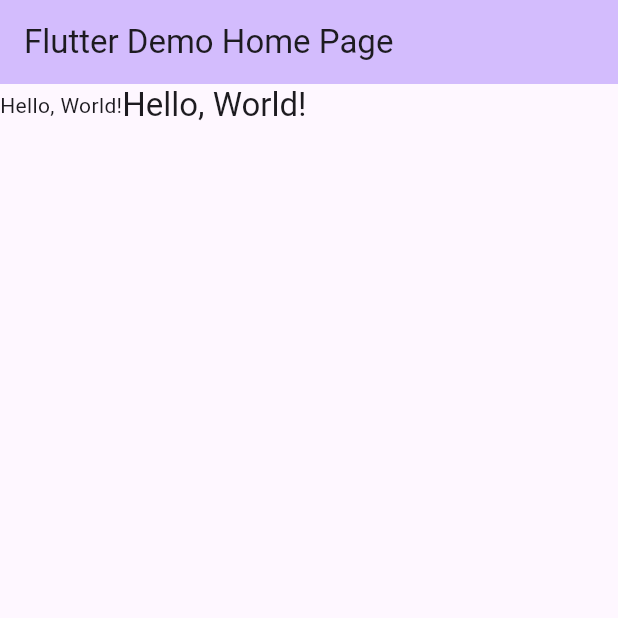
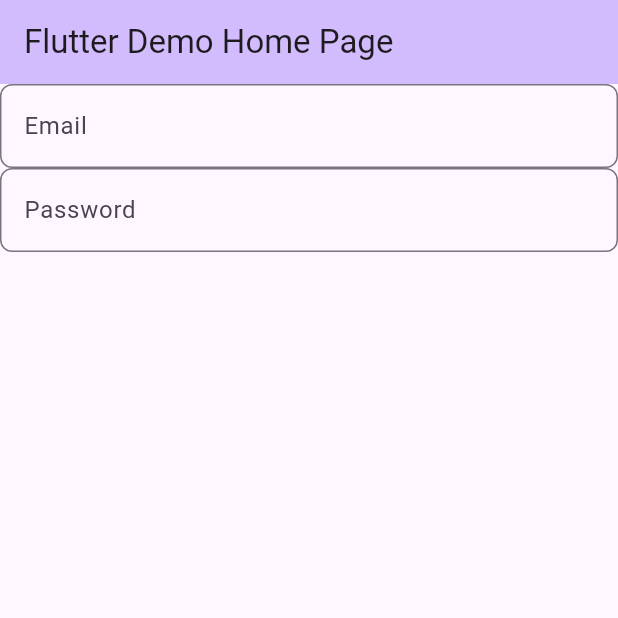
Before and after one commit to tiancris01/CUSTOM_ATOMIC_DESIGN_CO, a Flutter app: the screen it shows after launch, on a phone screen of 412 x 824 dp, the top half of it. Run offline on Flutter 3.47's test engine with Material 3 defaults, Android fonts, the phone set to English and light mode, and no system bars.

Commit message:
feat: Add email and password text fields to sign-in page

````diff
--- a/example/lib/main.dart
+++ b/example/lib/main.dart
@@ -38,13 +38,15 @@ class _MyHomePageState extends State<MyHomePage> {
         backgroundColor: Theme.of(context).colorScheme.inversePrimary,
         title: Text(widget.title),
       ),
-      body: Row(
+      body: const Column(
         children: [
-          MainText(
-            content: 'Hello, World!',
+          TextFieldAtom(
+            hintText: 'Email',
+            keyboardType: TextInputType.emailAddress,
           ),
-          MainText.title(
-            content: 'Hello, World!',
+          TextFieldAtom.password(
+            hintText: 'Password',
+            isPassword: true,
           ),
         ],
       ),
--- a/lib/custom_atomic_design_co.dart
+++ b/lib/custom_atomic_design_co.dart
@@ -2,5 +2,4 @@ library custom_atomic_design_co;
 
 /// A Calculator.
 
-export 'src/atoms/main_button.dart';
-export 'src/atoms/main_text.dart';
+export 'src/features/sing_in/atoms/sing_in_atoms.dart';
--- a/lib/src/atoms/main_button.dart
+++ b/lib/src/features/sing_in/atoms/button_atom.dart
@@ -3,7 +3,7 @@ import 'package:flutter/material.dart';
 /// Customized button with a label and an onPressed callback.
 /// The button can have a border or not.
 /// This is the main button used in the app.
-class MainButton extends StatelessWidget {
+class ButtonAtom extends StatelessWidget {
   /// Constructor for the MainButton. the button has no border.
   /// [label] and [onPressed] are both required.
   /// [label] is the text displayed on the button.
@@ -19,7 +19,7 @@ class MainButton extends StatelessWidget {
   ///  },
   ///),
   /// ```
-  const MainButton({
+  const ButtonAtom({
     super.key,
     required String label,
     required VoidCallback onPressed,
@@ -42,7 +42,7 @@ class MainButton extends StatelessWidget {
   ///  },
   ///),
   /// ```
-  const MainButton.border({
+  const ButtonAtom.border({
     super.key,
     required String label,
     required VoidCallback onPressed,
--- /dev/null
+++ b/lib/src/features/sing_in/atoms/sing_in_atoms.dart
@@ -0,0 +1,3 @@
+export '../atoms/button_atom.dart';
+export '../atoms/text_atom.dart';
+export '../atoms/text_field_atom.dart';
--- a/lib/src/atoms/main_text.dart
+++ b/lib/src/features/sing_in/atoms/text_atom.dart
@@ -1,14 +1,14 @@
 import 'package:flutter/material.dart';
 
 /// MainText is a custom widget that displays text in the app.
-/// use [MainText] for regular text and [MainText.title] for title text.
-class MainText extends StatelessWidget {
+/// use [TextAtom] for regular text and [MainText.title] for title text.
+class TextAtom extends StatelessWidget {
   final String _content;
   final bool _isTitle;
 
-  /// Creates a [MainText] widget.
+  /// Creates a [TextAtom] widget.
   /// [content] is the text to be displayed and is required.
-  /// [MainText] is used for regular text.
+  /// [TextAtom] is used for regular text.
   ///
   /// Example:
   /// ```dart
@@ -16,7 +16,7 @@ class MainText extends StatelessWidget {
   ///   content: 'Hello, World!',
   /// )
   /// ```
-  const MainText({
+  const TextAtom({
     super.key,
     required String content,
   })  : _isTitle = false,
@@ -32,7 +32,7 @@ class MainText extends StatelessWidget {
   ///    content: 'Hello, World!',
   /// )
   /// ```
-  const MainText.title({
+  const TextAtom.title({
     super.key,
     required String content,
   })  : _isTitle = true,
--- /dev/null
+++ b/lib/src/features/sing_in/atoms/text_field_atom.dart
@@ -0,0 +1,41 @@
+import 'package:flutter/material.dart';
+
+class TextFieldAtom extends StatelessWidget {
+  const TextFieldAtom({
+    super.key,
+    required String hintText,
+    TextInputType keyboardType = TextInputType.text,
+  })  : _isPassword = false,
+        _hintText = hintText,
+        _keyboardType = keyboardType;
+
+  const TextFieldAtom.password({
+    super.key,
+    bool isPassword = false,
+    required String hintText,
+    TextInputType keyboardType = TextInputType.text,
+  })  : _isPassword = isPassword,
+        _hintText = hintText,
+        _keyboardType = keyboardType;
+
+  final bool _isPassword;
+  final String _hintText;
+  final TextInputType _keyboardType;
+
+  @override
+  Widget build(BuildContext context) {
+    return TextField(
+      obscureText: _isPassword,
+      decoration: InputDecoration(
+        hintText: _hintText,
+        border: OutlineInputBorder(
+          borderRadius: BorderRadius.circular(8),
+          borderSide: const BorderSide(
+            style: BorderStyle.solid,
+          ),
+        ),
+      ),
+      keyboardType: _keyboardType,
+    );
+  }
+}
````
